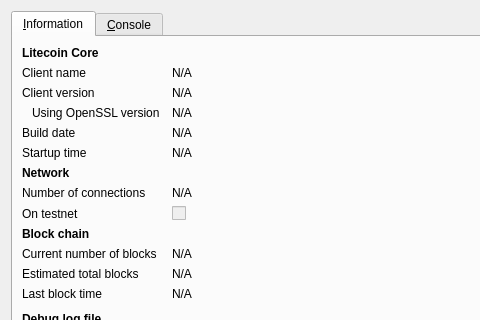
XEPHULA-Social-Media/xephula, file src/qt/forms/rpcconsole.ui: the form before one commit; both pictures show x 0 to 480 and y 0 to 320 of the 740 by 450 pixel window.
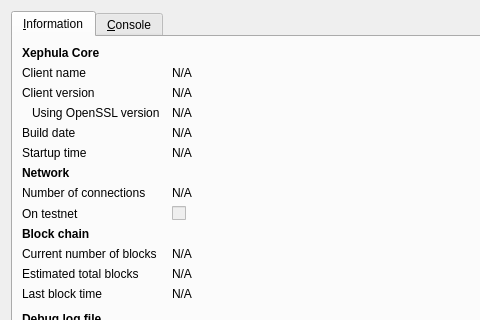
The form after the commit. Icons and pictures are not drawn.

Patch:
```diff
--- a/src/qt/forms/rpcconsole.ui
+++ b/src/qt/forms/rpcconsole.ui
@@ -36,7 +36,7 @@
           </font>
          </property>
          <property name="text">
-          <string>Litecoin Core</string>
+          <string>Xephula Core</string>
          </property>
         </widget>
        </item>
```
Left out of the diff: 6 changed lines with no effect on the pictures.
